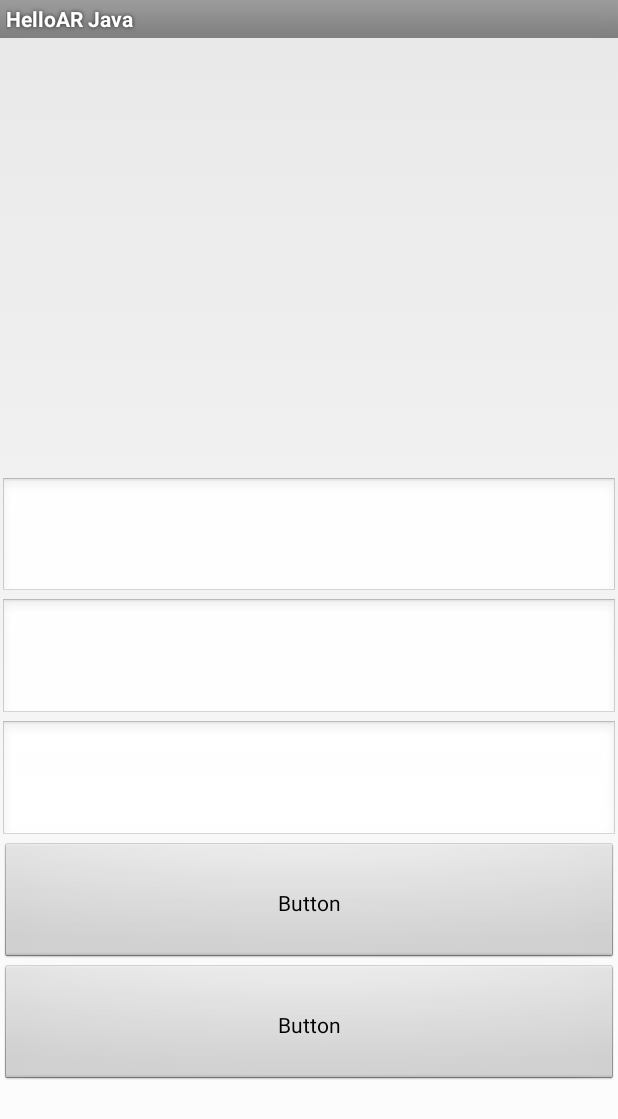
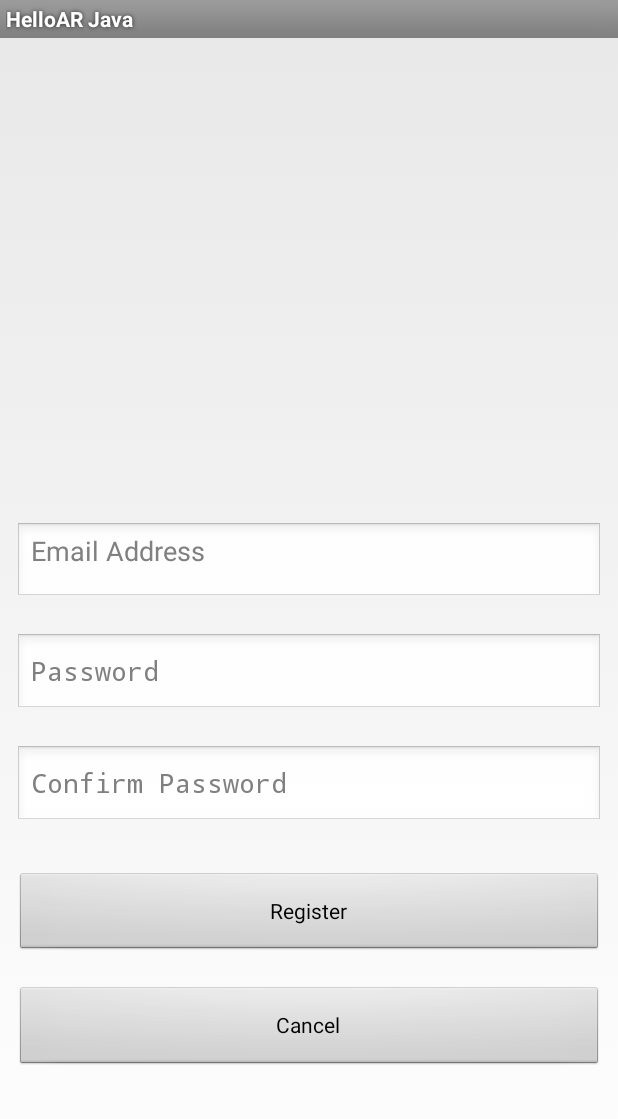
Before and after one commit to Beed-git/Compx374, an Android app: the layout activity_register.xml on its own in the app's theme, with its tools: preview values and no code run, on a phone screen of 412 x 824 dp. Shown: the top 1119 px of the screen. Run offline under Robolectric (Android 15) with nearby library versions, the phone set to English and light mode, and no system bars.

Commit message:
RegisterActivity layout completed, cancel button implemented, framework for confirming register laid out

```diff
--- a/ar_wall_app/app/src/main/AndroidManifest.xml
+++ b/ar_wall_app/app/src/main/AndroidManifest.xml
@@ -25,7 +25,10 @@
         tools:ignore="GoogleAppIndexingWarning">
         <activity
             android:name=".RegisterActivity"
-            android:exported="false" />
+            android:configChanges="orientation|screenSize"
+            android:exported="false"
+            android:screenOrientation="locked"
+            android:theme="@style/Theme.AppCompat.NoActionBar" />
         <activity
             android:name=".HomeActivity"
             android:configChanges="orientation|screenSize"
--- a/ar_wall_app/app/src/main/res/layout/activity_register.xml
+++ b/ar_wall_app/app/src/main/res/layout/activity_register.xml
@@ -17,46 +17,64 @@
         android:layout_weight="3"
         android:padding="0dp"/>
 
+    <LinearLayout
+        android:layout_width="match_parent"
+        android:layout_height="0dp"
+        android:orientation="vertical"
+        android:layout_weight="3"
+        android:paddingTop="20dp">
         <EditText
             android:id="@+id/editTextTextEmailAddressRegister"
             android:layout_width="match_parent"
             android:layout_height="0dp"
+            android:layout_weight="1"
             android:ems="10"
             android:inputType="textEmailAddress"
-        android:layout_weight="1"
-        android:padding="10dp"/>
-
+            android:hint="Email Address"
+            android:gravity=""
+            android:layout_margin="10dp"/>
         <EditText
             android:id="@+id/editTextTextPasswordRegister1"
             android:layout_width="match_parent"
             android:layout_height="0dp"
+            android:layout_weight="1"
             android:ems="10"
             android:inputType="textPassword"
-        android:layout_weight="1"
-        android:padding="10dp"/>
+            android:hint="Password"
+            android:layout_margin="10dp"/>
 
         <EditText
             android:id="@+id/editTextTextPasswordRegister2"
             android:layout_width="match_parent"
             android:layout_height="0dp"
+            android:layout_weight="1"
             android:ems="10"
             android:inputType="textPassword"
-        android:layout_weight="1"
-        android:padding="10dp"/>
+            android:hint="Confirm Password"
+            android:layout_margin="10dp" />
+    </LinearLayout>
+
+    <LinearLayout
+        android:layout_width="match_parent"
+        android:layout_height="0dp"
+        android:orientation="vertical"
+        android:layout_weight="2"
+        android:paddingTop="10dp">
 
         <Button
             android:id="@+id/buttonConfirmRegister"
             android:layout_width="match_parent"
             android:layout_height="0dp"
-        android:text="Button"
             android:layout_weight="1"
-        android:padding="10dp"/>
-
+            android:layout_margin="10dp"
+            android:text="Register" />
         <Button
             android:id="@+id/buttonCancelRegister"
             android:layout_width="match_parent"
             android:layout_height="0dp"
-        android:text="Button"
             android:layout_weight="1"
-        android:padding="10dp"/>
+            android:layout_margin="10dp"
+            android:text="Cancel" />
     </LinearLayout>
+
+</LinearLayout>
```
Also changed, not shown: ar_wall_app/app/src/main/java/com/google/ar/core/examples/java/helloar/RegisterActivity.java (+29 -0 lines). Lines whose indentation alone changed are shown as unchanged.
